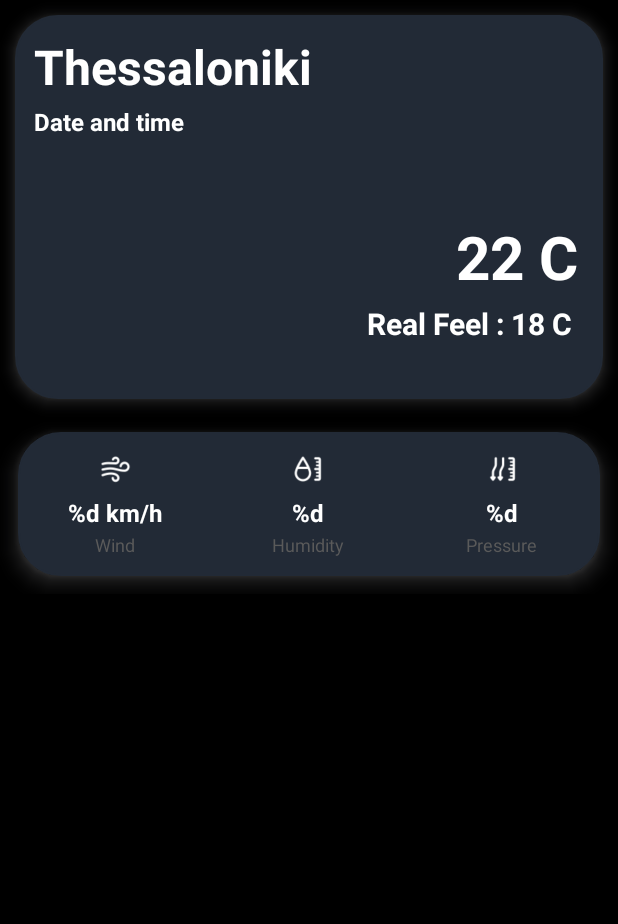
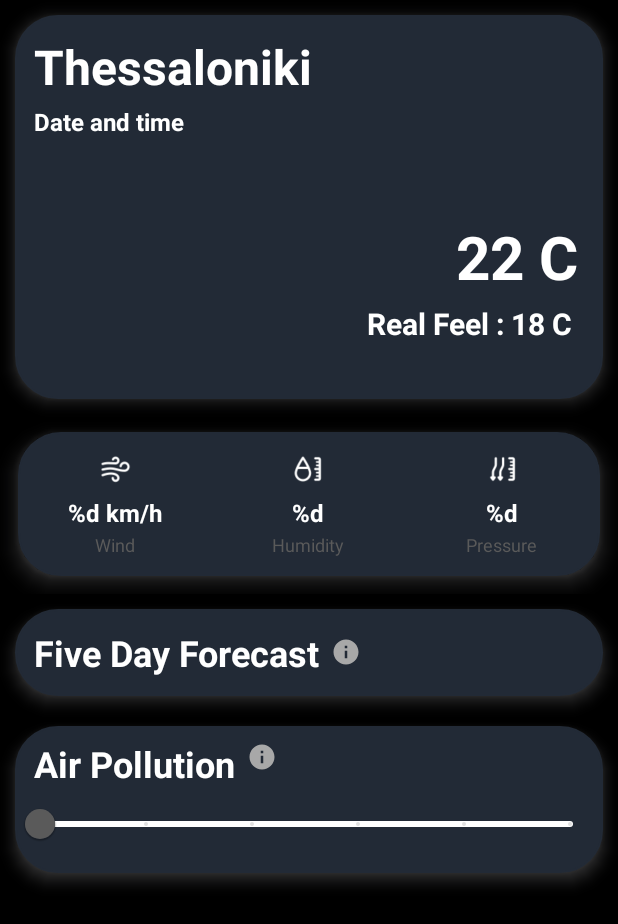
Before and after one commit to KaradimoulasG/JustWeather, an Android app: the layout fragment_home.xml on its own in the app's theme, with its tools: preview values and no code run, on a phone screen of 412 x 824 dp. Shown: the top 924 px of the screen. Run offline under Robolectric (Android 15) with nearby library versions, the phone set to English and light mode, and no system bars.

Commit message:
Updated UI, will add another component for five day forecast so it can show separately and added a slider to indicate air pollution. Everything looks decent so far

```diff
--- a/app/src/main/java/com/example/justweather/data/dto/airPollution/AirPollutionDto.kt
+++ b/app/src/main/java/com/example/justweather/data/dto/airPollution/AirPollutionDto.kt
@@ -1,6 +1,8 @@
 package com.example.justweather.data.dto.airPollution
 
+import com.example.justweather.data.dto.cityInfo.CoordinationDto
+
 data class AirPollutionDto(
-    val coord: List<Int>,
+    val coord: CoordinationDto,
     val list: List<AirPollutionDetailsDto>
 )
--- /dev/null
+++ b/app/src/main/java/com/example/justweather/domain/model/AirPollution.kt
@@ -0,0 +1,16 @@
+package com.example.justweather.domain.model
+
+import com.example.justweather.data.dto.airPollution.AirPollutionDetailsDto
+import com.example.justweather.data.dto.airPollution.AirPollutionDto
+import com.example.justweather.data.dto.cityInfo.CoordinationDto
+
+data class AirPollution(
+    val coordination: CoordinationDto,
+    val detailsList: List<AirPollutionDetailsDto>
+)
+
+fun AirPollutionDto.toAirPollution() =
+    AirPollution(
+        coordination = coord,
+        detailsList = list,
+    )
--- a/app/src/main/java/com/example/justweather/presentation/WeatherViewModel.kt
+++ b/app/src/main/java/com/example/justweather/presentation/WeatherViewModel.kt
@@ -5,8 +5,10 @@ import androidx.lifecycle.viewModelScope
 import com.example.justweather.common.extensions.onError
 import com.example.justweather.common.extensions.onException
 import com.example.justweather.common.extensions.onSuccess
+import com.example.justweather.data.dto.airPollution.AirPollutionDetailsDto
 import com.example.justweather.data.repositories.ICityRepo
 import com.example.justweather.domain.model.ForecastInfo
+import com.example.justweather.domain.model.toAirPollution
 import com.example.justweather.domain.model.toCityInfo
 import com.example.justweather.domain.model.toForecast
 import com.example.justweather.domain.model.toForecastInfo
@@ -52,7 +54,6 @@ class WeatherViewModel(
                     )
                 }
                 getForecast(model.coordination.lat, model.coordination.lon)
-                getPollution(model.coordination.lat, model.coordination.lon)
             }.onException {
                 _state.update {
                     it.copy(
@@ -82,6 +83,7 @@ class WeatherViewModel(
                         forecastList = forecastList,
                     )
                 }
+                getPollution(lat, lon)
             }.onException {
                 _state.update {
                     it.copy(
@@ -103,9 +105,23 @@ class WeatherViewModel(
             val response = cityRepo.getAirPollution(lat, lon)
 
             response.onSuccess {
+                val result = it.toAirPollution()
                 _state.update { state ->
                     state.copy(
                         eventName = WeatherViewModelEvent.GotPollution,
+                        airPollutionDetails = result.detailsList,
+                    )
+                }
+            }.onException {
+                _state.update {
+                    it.copy(
+                        eventName = WeatherViewModelEvent.Fail,
+                    )
+                }
+            }.onError { _, _ ->
+                _state.update {
+                    it.copy(
+                        eventName = WeatherViewModelEvent.Loading,
                     )
                 }
             }
@@ -124,6 +140,7 @@ data class WeatherState(
     val humidity: Int? = 0,
     val pressure: Int? = 0,
     val forecastList: List<ForecastInfo> = listOf(),
+    val airPollutionDetails: List<AirPollutionDetailsDto> = listOf(),
     val message: String = "",
 )
 
--- a/app/src/main/java/com/example/justweather/presentation/home/HomeFragment.kt
+++ b/app/src/main/java/com/example/justweather/presentation/home/HomeFragment.kt
@@ -46,9 +46,10 @@ class HomeFragment : BindingFragment<FragmentHomeBinding>() {
         lifecycleScope.launch {
             viewModel.state.onEach {
                 when (it.eventName) {
-                    WeatherViewModelEvent.Loading -> Timber.i("PAOK we wait")
+                    WeatherViewModelEvent.Loading -> Timber.i("we wait")
                     WeatherViewModelEvent.GotCity -> populateMainViews(viewModel.state.value)
                     WeatherViewModelEvent.GotForecast -> populateForecastView(viewModel.state.value)
+                    WeatherViewModelEvent.GotPollution -> populateAirPollutionView(viewModel.state.value)
                     WeatherViewModelEvent.EmptyFavouriteCity -> Timber.i("did not work")
                     else -> {}
                 }
@@ -78,4 +79,10 @@ class HomeFragment : BindingFragment<FragmentHomeBinding>() {
     private fun populateForecastView(value: WeatherState) {
         forecastAdapter.addAll(value.forecastList)
     }
+
+    private fun populateAirPollutionView(value: WeatherState) {
+        binding.apply {
+            airPollutionSlider.value = value.airPollutionDetails[0].main.aqi.toFloat()
+        }
+    }
 }
--- /dev/null
+++ b/app/src/main/res/drawable/ic_info.xml
@@ -0,0 +1,5 @@
+<vector android:height="24dp" android:tint="#A8A8A8"
+    android:viewportHeight="24" android:viewportWidth="24"
+    android:width="24dp" xmlns:android="http://schemas.android.com/apk/res/android">
+    <path android:fillColor="@android:color/white" android:pathData="M12,2C6.48,2 2,6.48 2,12s4.48,10 10,10 10,-4.48 10,-10S17.52,2 12,2zM13,17h-2v-6h2v6zM13,9h-2L11,7h2v2z"/>
+</vector>
--- a/app/src/main/res/layout/fragment_home.xml
+++ b/app/src/main/res/layout/fragment_home.xml
@@ -3,8 +3,14 @@
     xmlns:tools="http://schemas.android.com/tools"
     android:layout_width="match_parent"
     android:layout_height="match_parent"
+    xmlns:app="http://schemas.android.com/apk/res-auto"
     android:background="@color/black"
     tools:context=".presentation.home.HomeFragment">
+
+    <ScrollView
+        android:layout_width="match_parent"
+        android:layout_height="match_parent"
+        android:fillViewport="true">
 
     <androidx.swiperefreshlayout.widget.SwipeRefreshLayout
         android:layout_width="wrap_content"
@@ -116,10 +122,110 @@
             <androidx.recyclerview.widget.RecyclerView
                 android:id="@+id/forecast_rv"
                 android:layout_width="match_parent"
+                android:visibility="gone"
                 android:layout_height="wrap_content"
                 android:layout_marginStart="12dp"
                 android:layout_marginEnd="12dp" />
+
+            <LinearLayout
+                android:id="@+id/five_day_forecast_layout"
+                android:layout_width="match_parent"
+                android:layout_height="wrap_content"
+                android:layout_margin="10dp"
+                android:background="@drawable/rounded_layout"
+                android:elevation="6dp"
+                android:orientation="vertical"
+                android:outlineAmbientShadowColor="@color/light_gray"
+                android:outlineSpotShadowColor="@color/light_gray" >
+
+
+                <LinearLayout
+                    android:id="@+id/five_day_forecast_title"
+                    android:layout_width="wrap_content"
+                    android:layout_height="wrap_content"
+                    android:orientation="horizontal" >
+
+                    <TextView
+                        android:layout_width="wrap_content"
+                        android:layout_height="wrap_content"
+                        android:text="@string/five_day_forecast_title"
+                        android:layout_marginStart="12dp"
+                        android:layout_marginTop="12dp"
+                        android:layout_marginBottom="12dp"
+                        android:layout_marginEnd="8dp"
+                        android:textSize="24sp"
+                        android:textColor="@color/white"
+                        android:textStyle="bold" />
+
+                    <ImageView
+                        android:layout_width="20dp"
+                        android:layout_height="20dp"
+                        android:src="@drawable/ic_info"
+                        android:layout_marginTop="18dp" />
+
+                </LinearLayout>
+
+
+            </LinearLayout>
+
+            <LinearLayout
+                android:id="@+id/air_pollution_layout"
+                android:layout_width="match_parent"
+                android:layout_height="wrap_content"
+                android:layout_margin="10dp"
+                android:background="@drawable/rounded_layout"
+                android:elevation="6dp"
+                android:orientation="vertical"
+                android:outlineAmbientShadowColor="@color/light_gray"
+                android:outlineSpotShadowColor="@color/light_gray" >
+
+
+                <LinearLayout
+                    android:id="@+id/air_pollution_title"
+                    android:layout_width="wrap_content"
+                    android:layout_height="wrap_content"
+                    android:orientation="horizontal" >
+
+                    <TextView
+                        android:layout_width="wrap_content"
+                        android:layout_height="wrap_content"
+                        android:text="@string/pollution_title"
+                        android:layout_marginStart="12dp"
+                        android:layout_marginTop="8dp"
+                        android:textSize="24sp"
+                        android:textColor="@color/white"
+                        android:textStyle="bold" />
+
+                    <ImageView
+                        android:layout_width="20dp"
+                        android:layout_height="20dp"
+                        android:src="@drawable/ic_info"
+                        android:layout_marginStart="8dp"
+                        android:layout_marginTop="10dp" />
+
+                </LinearLayout>
+
+                <com.google.android.material.slider.Slider
+                    android:id="@+id/air_pollution_slider"
+                    android:enabled="false"
+                    android:layout_width="wrap_content"
+                    android:layout_height="wrap_content"
+                    android:valueFrom="0.0"
+                    android:valueTo="5.0"
+                    android:layout_marginEnd="5dp"
+                    android:layout_marginBottom="8dp"
+                    android:stepSize="1.0"
+                    app:trackColor="@color/white"
+                    app:trackColorActive="@color/red"
+                    app:trackColorInactive="@color/black"
+                    app:thumbColor="@color/dark_gray" />
+
+            </LinearLayout>
+
+
         </LinearLayout>
 
     </androidx.swiperefreshlayout.widget.SwipeRefreshLayout>
+
+    </ScrollView>
 </RelativeLayout>
--- a/app/src/main/res/values/home_fragment_strings.xml
+++ b/app/src/main/res/values/home_fragment_strings.xml
@@ -5,6 +5,8 @@
     <string name="date_time_title">%s</string>
     <string name="local_temp">%d°C</string>
     <string name="real_feel">Real feel : %.1f°C</string>
+    <string name="pollution_title">Air Pollution</string>
+    <string name="five_day_forecast_title">Five Day Forecast</string>
 
 <!--  Three piece component strings  -->
 
```
